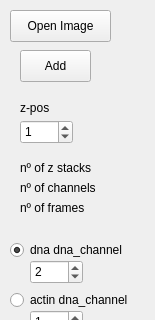
Before: the Qt Designer form gui/gui_ring_controls.ui in fabio-echegaray/operetta, drawn with Qt 5; both pictures show x 0 to 155 and y 0 to 320 of the 155 by 513 pixel window.
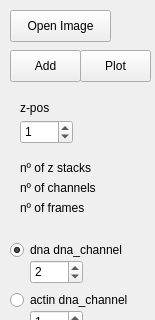
After: the same form once the commit is applied.

Commit message: Add function to plot Actin image with polygons of nuclear segmentation and measurements.

What changed in the file:
```diff
--- a/gui/gui_ring_controls.ui
+++ b/gui/gui_ring_controls.ui
@@ -81,7 +81,7 @@
   <widget class="QPushButton" name="addButton">
    <property name="geometry">
     <rect>
-     <x>20</x>
+     <x>10</x>
      <y>50</y>
      <width>71</width>
      <height>32</height>
@@ -215,6 +215,19 @@
     </rect>
    </property>
   </widget>
+  <widget class="QPushButton" name="plotButton">
+   <property name="geometry">
+    <rect>
+     <x>80</x>
+     <y>50</y>
+     <width>71</width>
+     <height>32</height>
+    </rect>
+   </property>
+   <property name="text">
+    <string>Plot</string>
+   </property>
+  </widget>
  </widget>
  <resources/>
  <connections/>
```
The commit also changes 5 other files.
